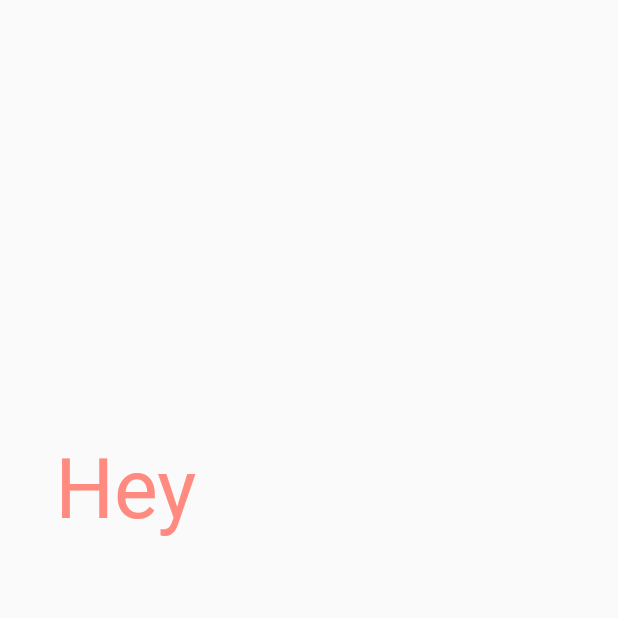
After one commit to emilytsanova/Startup.io, a Flutter app: the ChoicePage screen opened directly, after a tap on "A.I.", on a phone screen of 412 x 824 dp, the top half of it. The commit adds this screen. Run offline on Flutter 3.47's test engine with Material 2 defaults, Android fonts, the phone set to English and light mode, and no system bars; our stand-ins replace animated_text_kit, flutter_spinkit, shimmer; Roboto replaces fonts that are missing (Canterbury).

Commit message:
Failure Page

```diff
--- a/startup_io/lib/choice.dart
+++ b/startup_io/lib/choice.dart
@@ -1,6 +1,7 @@
 import 'package:flutter/material.dart';
 import 'package:animated_text_kit/animated_text_kit.dart';
 import 'package:shimmer/shimmer.dart';
+import 'fail.dart';
 
 
 class ChoicePage extends StatefulWidget {
@@ -75,7 +76,10 @@ class _ChoicePageState extends State<ChoicePage> {
                     ),
 
                   ),
-                  //onPressed: (){},
+                  onPressed: (){Navigator.push(
+                          context,
+                          MaterialPageRoute(builder: (context) => FailPage()));
+                        },
                 ),
                 FlatButton(
                   child: SizedBox(
--- /dev/null
+++ b/startup_io/lib/fail.dart
@@ -0,0 +1,61 @@
+import 'package:flutter/material.dart';
+import 'package:flutter_spinkit/flutter_spinkit.dart';
+import 'package:animated_text_kit/animated_text_kit.dart';
+
+class FailPage extends StatelessWidget {
+  @override
+  Widget build(BuildContext context) {
+    return Scaffold(
+      body: Padding(
+        padding: EdgeInsets.symmetric(vertical: 30, horizontal: 30),
+          //color: Colors.white,
+          //width: MaxColumnWidt,
+          //height: 300.0,
+          child: Column(
+            mainAxisAlignment: MainAxisAlignment.center,
+            children: [
+              SizedBox(
+                height: 200,
+              child: FadeAnimatedTextKit(
+                    isRepeatingAnimation: false,
+                    text: [
+                      "Hey ",
+                      "Hey ",
+                      "YOU FAILED! "
+                    ],
+                    textStyle:
+                    TextStyle(
+                        fontSize: 55.0,
+                        fontFamily: "Canterbury",
+                      color: Colors.redAccent[100],
+                    ),
+                    textAlign: TextAlign.center,
+                    alignment: AlignmentDirectional
+                        .center // or Alignment.topLeft
+                ),
+              ),
+              SizedBox(
+                child: FadeAnimatedTextKit(
+                    isRepeatingAnimation: false,
+                    text: [
+                      //"(☞ﾟヮﾟ)☞ ",
+                      //"☜(ﾟヮﾟ☜) ",
+                      "", "",
+                      "(☞ﾟヮﾟ)☞ ☜(ﾟヮﾟ☜) "
+                    ],
+                    textStyle: TextStyle(
+                        fontSize: 30.0,
+                        fontFamily: "Canterbury",
+                      color: Colors.tealAccent[100],
+                    ),
+                    textAlign: TextAlign.center,
+                    alignment: AlignmentDirectional
+                        .center // or Alignment.topLeft
+                ),
+              ),
+            ],
+          )
+      ),
+    );
+  }
+}
```
